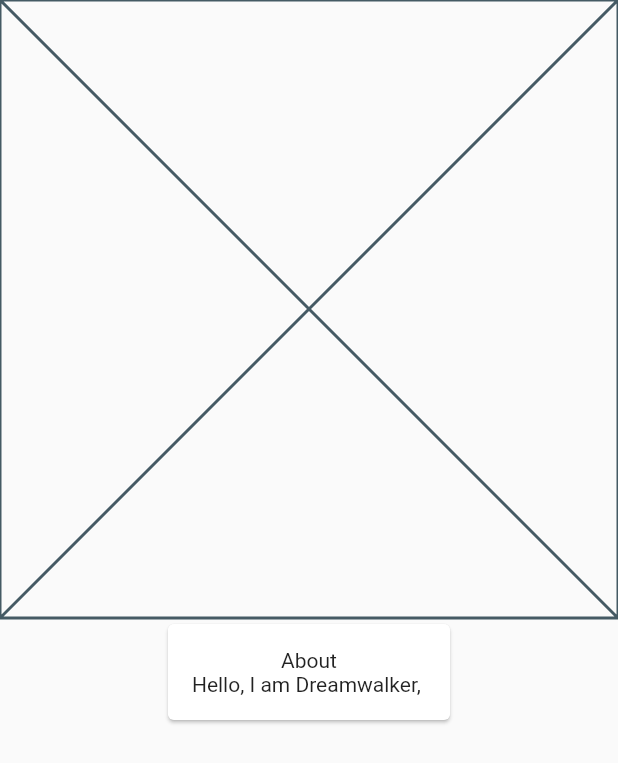
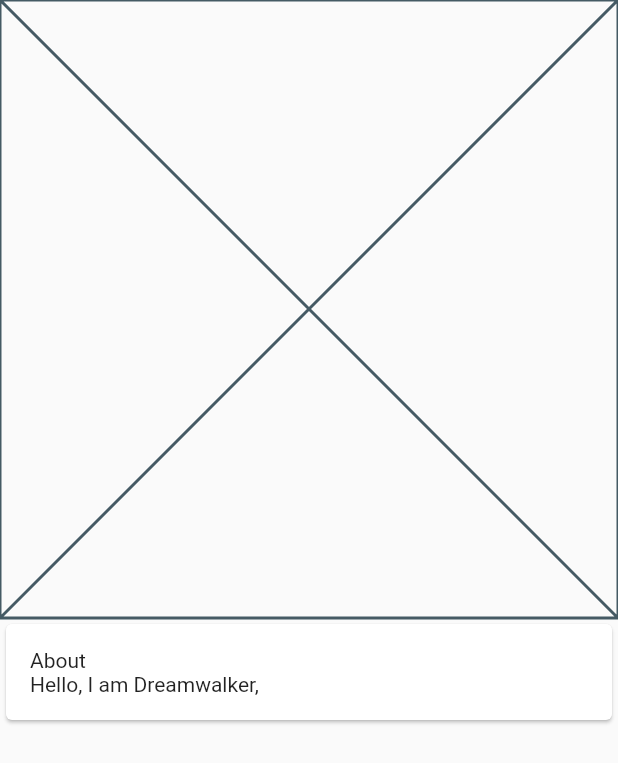
Before and after one commit to JAICHANGPARK/flutter_notebook_8th_story, a Flutter app: the ProfilePage screen opened directly, on a phone screen of 412 x 824 dp. Shown: the top 763 px of the screen. Run offline on Flutter 3.47's test engine with Material 2 defaults, Android fonts, the phone set to English and light mode, and no system bars; our stand-ins replace badges, flutter_hooks, google_fonts, hooks_riverpod, state_notifier; network calls fail.

Commit message:
Update profile_page.dart

```diff
--- a/lib/ep580_linkedin_app/profile_page.dart
+++ b/lib/ep580_linkedin_app/profile_page.dart
@@ -21,14 +21,18 @@ class _ProfilePageState extends State<ProfilePage> {
             Expanded(
               child: Column(
                 children: [
-                  Card(
+                  SizedBox(
+                    width: double.infinity,
+                    child: Card(
                       child: Padding(
                         padding: const EdgeInsets.all(16.0),
                         child: Column(
+                          crossAxisAlignment: CrossAxisAlignment.start,
                           children: [
                             Text("About"),
                             Text("Hello, I am Dreamwalker, ")
                           ],
+                        ),
                       ),
                     ),
                   ),
```
Lines whose indentation alone changed are shown as unchanged.
